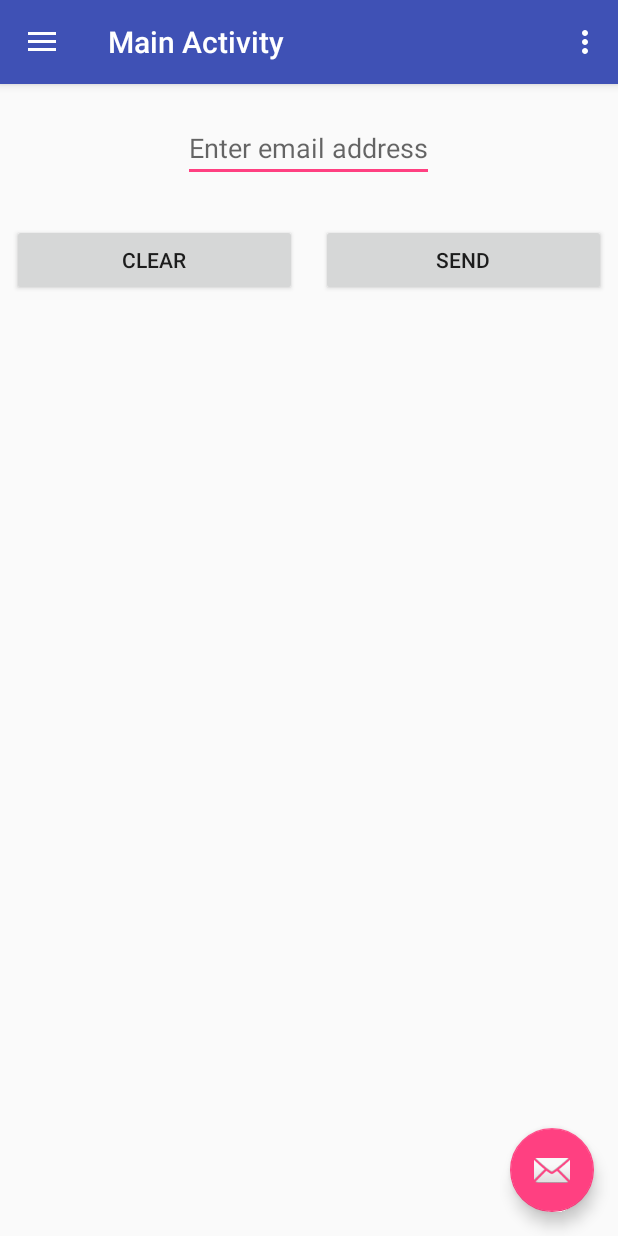
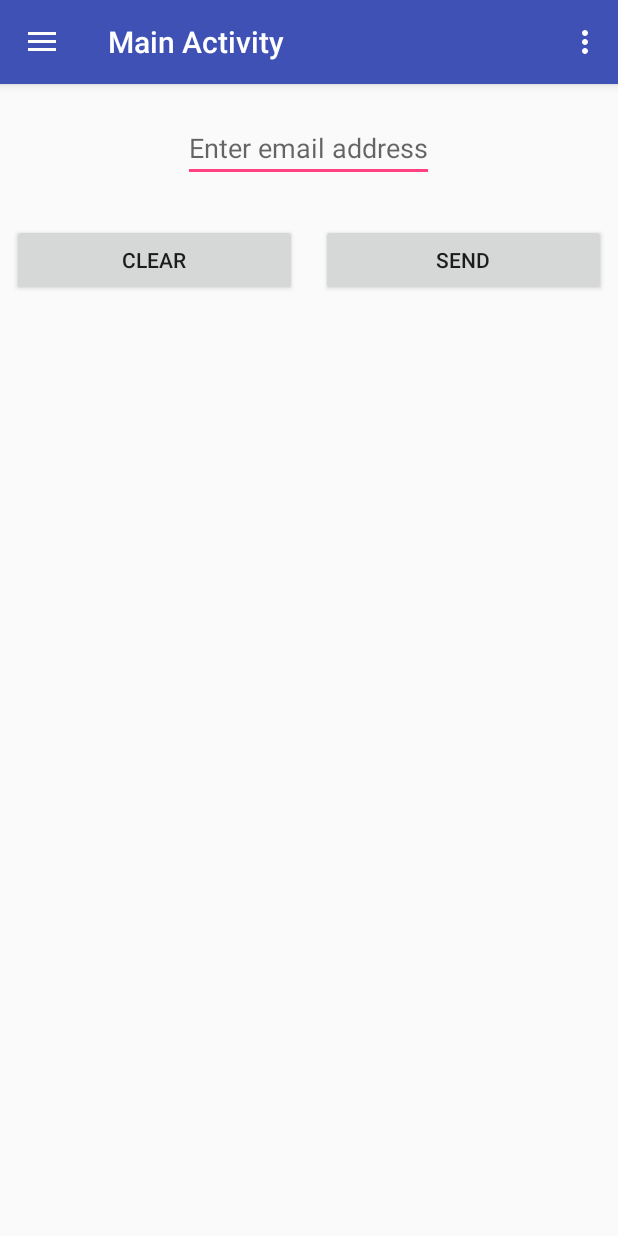
Before and after one commit to VSibi/My_KeepSolid_Internship_app, an Android app: the screen it shows after launch (MainActivity), on a phone screen of 412 x 824 dp. Run offline under Robolectric (Android 15) with nearby library versions, the phone set to English and light mode, and no system bars; 2 statements that could not run were skipped.

Commit message:
Delete fab

```diff
--- a/app/src/main/res/layout/app_bar_main.xml
+++ b/app/src/main/res/layout/app_bar_main.xml
@@ -23,12 +23,5 @@
 
     <include layout="@layout/content_main"/>
 
-    <android.support.design.widget.FloatingActionButton
-        android:id="@+id/fab"
-        android:layout_width="wrap_content"
-        android:layout_height="wrap_content"
-        android:layout_gravity="bottom|end"
-        android:layout_margin="@dimen/fab_margin"
-        app:srcCompat="@android:drawable/ic_dialog_email" />
 
 </android.support.design.widget.CoordinatorLayout>
```
Also changed, not shown: app/src/main/res/layout/app_bar_second.xml (+1 -7 lines).
